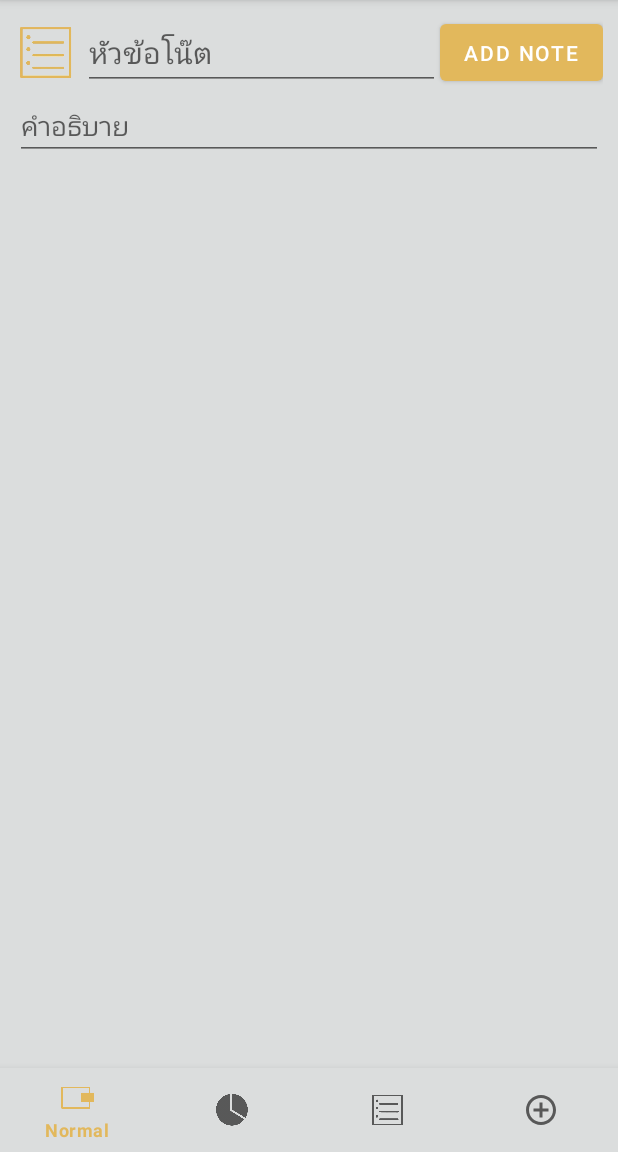
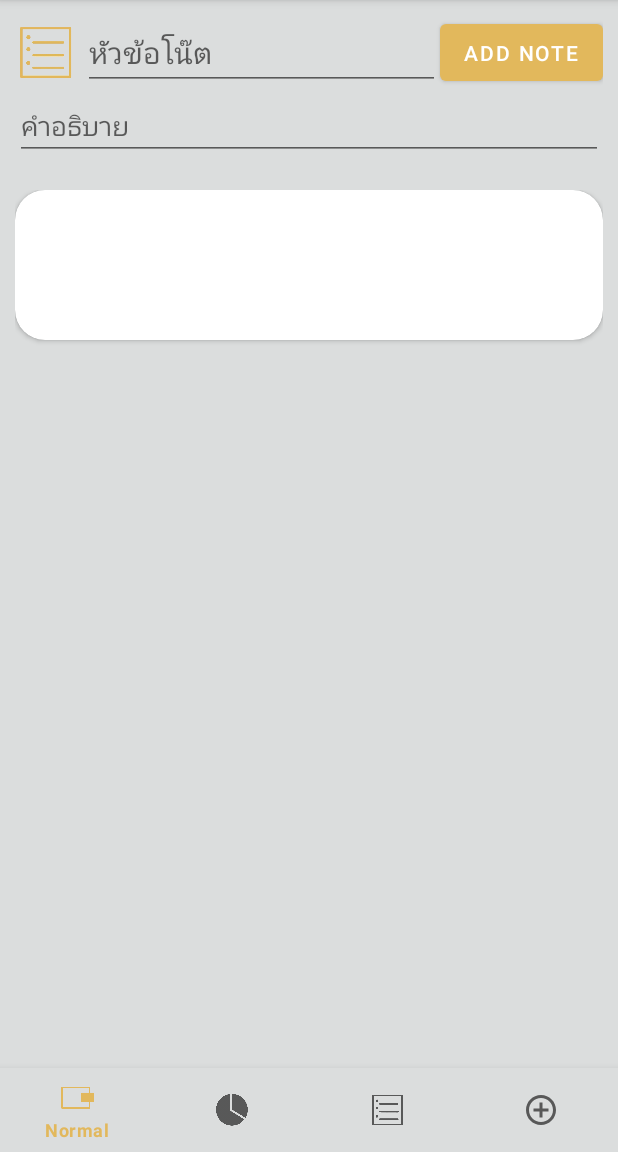
Before and after one commit to FairyFay404/AOMTANG, an Android app: the note screen opened through its navigation route, after a tap on "ADD NOTE", on a phone screen of 412 x 824 dp, the part 84-1236 px from its top. Run offline under Robolectric (Android 15) with nearby library versions, the phone set to English and light mode, and no system bars; our stand-ins replace navigation-ui.

Commit message:
Note - pmoo add example recycleview

```diff
--- a/app/src/main/java/com/example/appaomtang/NoteRecycleAdapter.kt
+++ b/app/src/main/java/com/example/appaomtang/NoteRecycleAdapter.kt
@@ -26,8 +26,8 @@ class NoteRecycleAdapter(var noteList:ArrayList<Note_data>) :RecyclerView.Adapte
 
 
     class NoteViewHolder(itemView: View) : RecyclerView.ViewHolder(itemView){
-        var title = itemView.texttitle
-        var desription = itemView.textdesription
+        var title = itemView.findViewById<TextView>(R.id.texttitle)
+        var desription = itemView.findViewById<TextView>(R.id.textdesription)
 
     }
 
--- a/app/src/main/java/com/example/appaomtang/Note_data.kt
+++ b/app/src/main/java/com/example/appaomtang/Note_data.kt
@@ -1,3 +1,3 @@
 package com.example.appaomtang
 
-data class Note_data(var title:String,var description:String)
+data class Note_data(val title:String,val description:String)
--- a/app/src/main/java/com/example/appaomtang/note.kt
+++ b/app/src/main/java/com/example/appaomtang/note.kt
@@ -6,12 +6,16 @@ import android.view.LayoutInflater
 import android.view.View
 import android.view.ViewGroup
 import android.widget.Button
+import android.widget.EditText
 import android.widget.Toast
+import androidx.recyclerview.widget.LinearLayoutManager
+import androidx.recyclerview.widget.RecyclerView
 
 // TODO: Rename parameter arguments, choose names that match
 // the fragment initialization parameters, e.g. ARG_ITEM_NUMBER
 private const val ARG_PARAM1 = "param1"
 private const val ARG_PARAM2 = "param2"
+var list = ArrayList<Note_data>()
 
 /**
  * A simple [Fragment] subclass.
@@ -26,9 +30,15 @@ class note : Fragment() {
 
     override fun onViewCreated(view: View, savedInstanceState: Bundle?) {
         super.onViewCreated(view, savedInstanceState)
+        val titleText=view.findViewById<EditText>(R.id.edit_1)
+        val DescText=view.findViewById<EditText>(R.id.edit_2)
         var buttoncreate=view.findViewById<Button>(R.id.buttonFragCreate)
         buttoncreate.setOnClickListener {
-            Toast.makeText(view.context,"บันทึกโน๊ตสำเร็จ", Toast.LENGTH_SHORT).show()
+            val recyclerView = view.findViewById<RecyclerView>(R.id.recycle_1)
+            list.add(Note_data(titleText.text.toString(), titleText.text.toString()))
+            recyclerView.adapter = NoteRecycleAdapter(list)
+            recyclerView.layoutManager = LinearLayoutManager(activity)
+            Toast.makeText(view.context,"บันทึกโน๊ตสำเร็จ"+titleText.text, Toast.LENGTH_SHORT).show()
         }
     }
 
--- a/app/src/main/res/layout/fragment_note.xml
+++ b/app/src/main/res/layout/fragment_note.xml
@@ -61,6 +61,7 @@
             android:layout_height="match_parent"
             android:layout_margin="10dp"
 
+
             />
 
     </LinearLayout>
```
